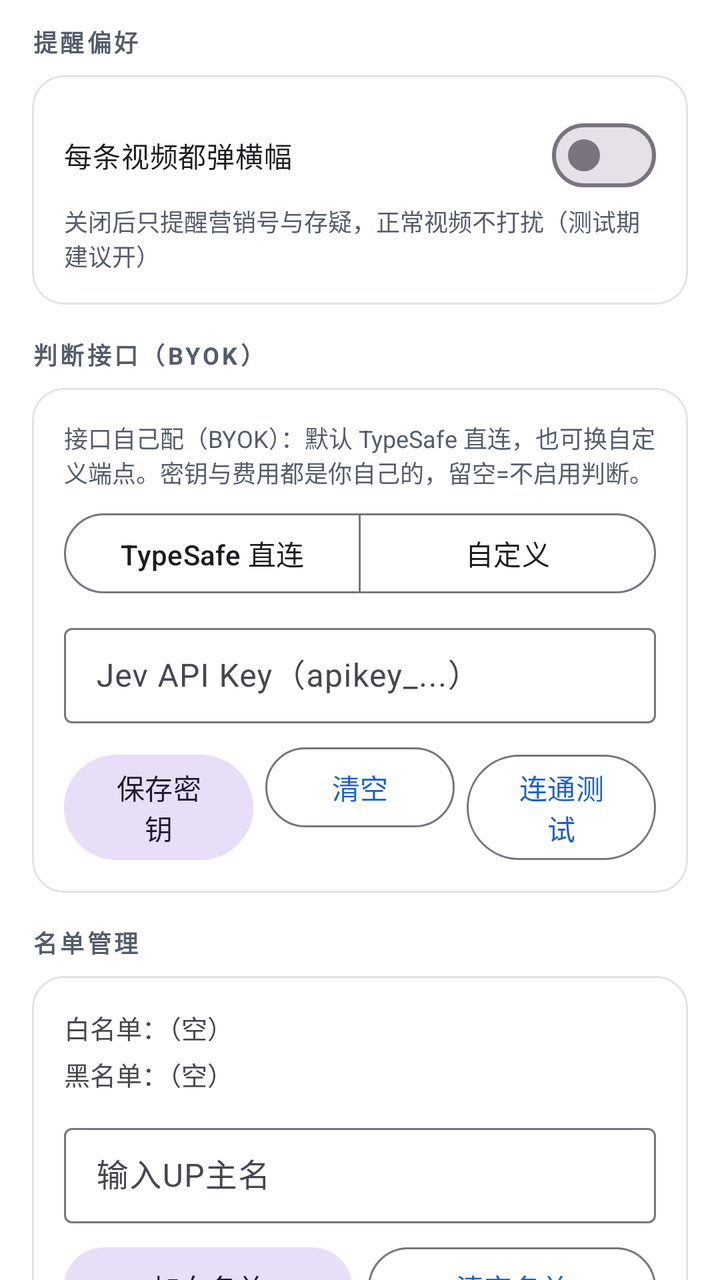
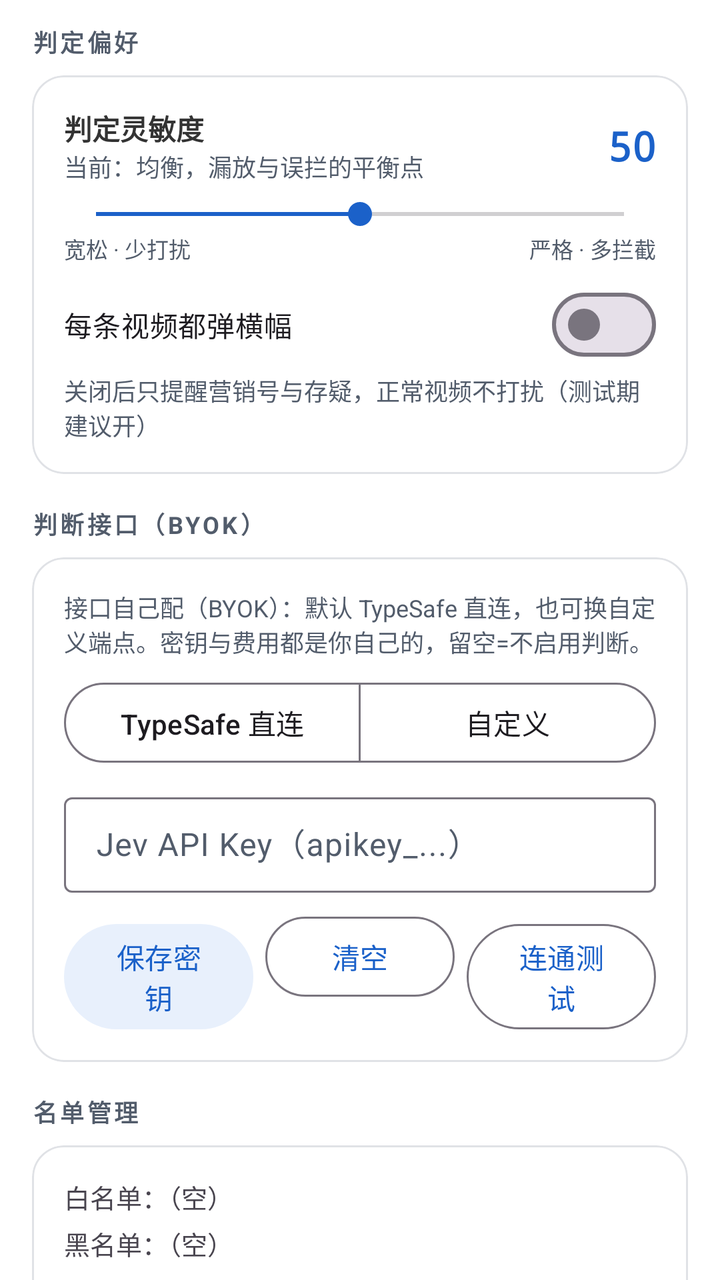

Compare the two renders of this Android layout. The source of the first and the diff that turns it into the second are given below.
<!-- AndroidManifest.xml: application theme Theme.BiliGate -->
<!-- res/layout/page_settings.xml -->
<?xml version="1.0" encoding="utf-8"?>
<ScrollView xmlns:android="http://schemas.android.com/apk/res/android"
    android:layout_width="match_parent"
    android:layout_height="match_parent"
    android:fillViewport="true"
    android:scrollbars="none">

    <LinearLayout
        android:layout_width="match_parent"
        android:layout_height="wrap_content"
        android:orientation="vertical"
        android:paddingStart="16dp"
        android:paddingEnd="16dp"
        android:paddingTop="12dp"
        android:paddingBottom="24dp">

        
        <TextView
            style="@style/SectionTitle"
            android:layout_width="wrap_content"
            android:layout_height="wrap_content"
            android:text="提醒偏好" />

        <com.google.android.material.card.MaterialCardView
            style="@style/BiliGateCard"
            android:layout_width="match_parent"
            android:layout_height="wrap_content"
            android:layout_marginBottom="16dp">

            <LinearLayout
                android:layout_width="match_parent"
                android:layout_height="wrap_content"
                android:orientation="vertical">

                <com.google.android.material.materialswitch.MaterialSwitch
                    android:id="@+id/swTipGenuine"
                    android:layout_width="match_parent"
                    android:layout_height="wrap_content"
                    android:minHeight="48dp"
                    android:text="每条视频都弹横幅" />

                <TextView
                    android:layout_width="match_parent"
                    android:layout_height="wrap_content"
                    android:textSize="12sp"
                    android:textColor="@color/text_secondary"
                    android:text="关闭后只提醒营销号与存疑，正常视频不打扰（测试期建议开）" />
            </LinearLayout>
        </com.google.android.material.card.MaterialCardView>

        
        <TextView
            style="@style/SectionTitle"
            android:layout_width="wrap_content"
            android:layout_height="wrap_content"
            android:text="判断接口（BYOK）" />

        <com.google.android.material.card.MaterialCardView
            style="@style/BiliGateCard"
            android:layout_width="match_parent"
            android:layout_height="wrap_content"
            android:layout_marginBottom="16dp">

            <LinearLayout
                android:layout_width="match_parent"
                android:layout_height="wrap_content"
                android:orientation="vertical">

                <TextView
                    android:layout_width="match_parent"
                    android:layout_height="wrap_content"
                    android:textSize="12sp"
                    android:textColor="@color/text_secondary"
                    android:text="接口自己配（BYOK）：默认 TypeSafe 直连，也可换自定义端点。密钥与费用都是你自己的，留空=不启用判断。" />

                <com.google.android.material.button.MaterialButtonToggleGroup
                    android:id="@+id/providerGroup"
                    android:layout_width="match_parent"
                    android:layout_height="wrap_content"
                    android:layout_marginTop="8dp"
                    app:singleSelection="true"
                    app:selectionRequired="true"
                    xmlns:app="http://schemas.android.com/apk/res-auto">

                    <com.google.android.material.button.MaterialButton
                        android:id="@+id/btnProviderTypesafe"
                        style="@style/Widget.Material3.Button.OutlinedButton"
                        android:layout_width="0dp" android:layout_height="wrap_content"
                        android:layout_weight="1"
                        android:text="TypeSafe 直连" />

                    <com.google.android.material.button.MaterialButton
                        android:id="@+id/btnProviderCustom"
                        style="@style/Widget.Material3.Button.OutlinedButton"
                        android:layout_width="0dp" android:layout_height="wrap_content"
                        android:layout_weight="1"
                        android:text="自定义" />
                </com.google.android.material.button.MaterialButtonToggleGroup>

                <com.google.android.material.textfield.TextInputLayout
                    android:id="@+id/baseInput"
                    style="@style/Widget.Material3.TextInputLayout.OutlinedBox.Dense"
                    android:layout_width="match_parent"
                    android:layout_height="wrap_content"
                    android:layout_marginTop="8dp"
                    android:visibility="gone"
                    android:hint="API Base URL（https://host/v1/systemone）">

                    <com.google.android.material.textfield.TextInputEditText
                        android:id="@+id/etApiBase"
                        android:layout_width="match_parent"
                        android:layout_height="wrap_content"
                        android:inputType="textUri"
                        android:importantForAutofill="no" />
                </com.google.android.material.textfield.TextInputLayout>

                <com.google.android.material.textfield.TextInputLayout
                    style="@style/Widget.Material3.TextInputLayout.OutlinedBox.Dense"
                    android:layout_width="match_parent"
                    android:layout_height="wrap_content"
                    android:layout_marginTop="8dp"
                    android:hint="Jev API Key（apikey_...）">

                    <com.google.android.material.textfield.TextInputEditText
                        android:id="@+id/etJevKey"
                        android:layout_width="match_parent"
                        android:layout_height="wrap_content"
                        android:inputType="textPassword|textNoSuggestions"
                        android:importantForAutofill="no" />
                </com.google.android.material.textfield.TextInputLayout>

                <LinearLayout
                    android:layout_width="match_parent"
                    android:layout_height="wrap_content"
                    android:orientation="horizontal"
                    android:layout_marginTop="8dp">

                    <com.google.android.material.button.MaterialButton
                        android:id="@+id/btnSaveKey"
                        style="@style/Widget.Material3.Button.TonalButton"
                        android:layout_width="0dp"
                        android:layout_height="wrap_content"
                        android:layout_weight="1"
                        android:layout_marginEnd="4dp"
                        android:text="保存密钥" />

                    <com.google.android.material.button.MaterialButton
                        android:id="@+id/btnClearKey"
                        style="@style/Widget.Material3.Button.OutlinedButton"
                        android:layout_width="0dp"
                        android:layout_height="wrap_content"
                        android:layout_weight="1"
                        android:layout_marginStart="2dp"
                        android:layout_marginEnd="2dp"
                        android:text="清空" />

                    <com.google.android.material.button.MaterialButton
                        android:id="@+id/btnTestKey"
                        style="@style/Widget.Material3.Button.OutlinedButton"
                        android:layout_width="0dp"
                        android:layout_height="wrap_content"
                        android:layout_weight="1"
                        android:layout_marginStart="4dp"
                        android:text="连通测试" />
                </LinearLayout>
            </LinearLayout>
        </com.google.android.material.card.MaterialCardView>

        
        <TextView
            style="@style/SectionTitle"
            android:layout_width="wrap_content"
            android:layout_height="wrap_content"
            android:text="名单管理" />

        <com.google.android.material.card.MaterialCardView
            style="@style/BiliGateCard"
            android:layout_width="match_parent"
            android:layout_height="wrap_content"
            android:layout_marginBottom="16dp">

            <LinearLayout
                android:layout_width="match_parent"
                android:layout_height="wrap_content"
                android:orientation="vertical">

                <TextView
                    android:id="@+id/whiteList"
                    android:layout_width="match_parent"
                    android:layout_height="wrap_content"
                    android:textSize="13sp"
                    android:text="白名单：（空）" />

                <TextView
                    android:id="@+id/blackList"
                    android:layout_width="match_parent"
                    android:layout_height="wrap_content"
                    android:layout_marginTop="4dp"
                    android:textSize="13sp"
                    android:text="黑名单：（空）" />

                <com.google.android.material.textfield.TextInputLayout
                    style="@style/Widget.Material3.TextInputLayout.OutlinedBox.Dense"
                    android:layout_width="match_parent"
                    android:layout_height="wrap_content"
                    android:layout_marginTop="12dp"
                    android:hint="输入UP主名">

                    <com.google.android.material.textfield.TextInputEditText
                        android:id="@+id/etUploader"
                        android:layout_width="match_parent"
                        android:layout_height="wrap_content" />
                </com.google.android.material.textfield.TextInputLayout>

                <LinearLayout
                    android:layout_width="match_parent"
                    android:layout_height="wrap_content"
                    android:orientation="horizontal"
                    android:layout_marginTop="8dp">

                    <com.google.android.material.button.MaterialButton
                        android:id="@+id/btnAddWhite"
                        style="@style/Widget.Material3.Button.TonalButton"
                        android:layout_width="0dp"
                        android:layout_height="wrap_content"
                        android:layout_weight="1"
                        android:layout_marginEnd="4dp"
                        android:text="加白名单" />

                    <com.google.android.material.button.MaterialButton
                        android:id="@+id/btnClearList"
                        style="@style/Widget.Material3.Button.OutlinedButton"
                        android:layout_width="0dp"
                        android:layout_height="wrap_content"
                        android:layout_weight="1"
                        android:layout_marginStart="4dp"
                        android:text="清空名单" />
                </LinearLayout>
            </LinearLayout>
        </com.google.android.material.card.MaterialCardView>

        
        <TextView
            style="@style/SectionTitle"
            android:layout_width="wrap_content"
            android:layout_height="wrap_content"
            android:text="关于" />

        <com.google.android.material.card.MaterialCardView
            style="@style/BiliGateCard"
            android:layout_width="match_parent"
            android:layout_height="wrap_content">

            <LinearLayout
                android:layout_width="match_parent"
                android:layout_height="wrap_content"
                android:orientation="vertical">

                <TextView
                    android:id="@+id/aboutVersion"
                    android:layout_width="match_parent"
                    android:layout_height="wrap_content"
                    android:textSize="13sp"
                    android:textColor="@color/text_secondary"
                    android:text="JEV4Bili v?" />

                <com.google.android.material.button.MaterialButton
                    android:id="@+id/btnRepo"
                    style="@style/Widget.Material3.Button.TonalButton"
                    android:layout_width="match_parent"
                    android:layout_height="wrap_content"
                    android:layout_marginTop="10dp"
                    android:text="开源仓库（GitHub）" />

                <com.google.android.material.button.MaterialButton
                    android:id="@+id/btnFeedback"
                    style="@style/Widget.Material3.Button.OutlinedButton"
                    android:layout_width="match_parent"
                    android:layout_height="wrap_content"
                    android:layout_marginTop="6dp"
                    android:text="反馈问题（GitHub Issues）" />

                <com.google.android.material.button.MaterialButton
                    android:id="@+id/btnCopyDiag"
                    style="@style/Widget.Material3.Button.OutlinedButton"
                    android:layout_width="match_parent"
                    android:layout_height="wrap_content"
                    android:layout_marginTop="6dp"
                    android:text="复制诊断信息（反馈问题时附上）" />

                <com.google.android.material.button.MaterialButton
                    android:id="@+id/btnPrivacy"
                    style="@style/Widget.Material3.Button.OutlinedButton"
                    android:layout_width="match_parent"
                    android:layout_height="wrap_content"
                    android:layout_marginTop="6dp"
                    android:text="隐私策略" />
            </LinearLayout>
        </com.google.android.material.card.MaterialCardView>

    </LinearLayout>
</ScrollView>
<!-- resources referenced by this layout -->
<resources>
  <color name="text_secondary">#525C6B</color>
  <style name="BiliGateCard" parent="Widget.Material3.CardView.Outlined">
          <item name="cardBackgroundColor">@color/card_surface</item>
          <item name="cardCornerRadius">16dp</item>
          <item name="cardElevation">0dp</item>
          <item name="strokeWidth">1dp</item>
          <item name="strokeColor">@color/divider</item>
          <item name="contentPadding">16dp</item>
      </style>
  <style name="SectionTitle">
          <item name="android:textSize">12sp</item>
          <item name="android:textColor">@color/text_secondary</item>
          <item name="android:textStyle">bold</item>
          <item name="android:letterSpacing">0.12</item>
          <item name="android:layout_marginBottom">8dp</item>
      </style>
  <style name="Theme.BiliGate" parent="Theme.Material3.DayNight.NoActionBar">
          <item name="colorPrimary">@color/primary</item>
          <item name="colorOnPrimary">#FFFFFF</item>
          <item name="colorSecondary">@color/primary</item>
          <item name="colorPrimaryContainer">@color/blue_container</item>
          <item name="android:statusBarColor">#FFFFFF</item>
          <item name="android:windowLightStatusBar">true</item>
          <item name="android:windowBackground">@color/bg_page</item>
          <item name="colorError">@color/danger_red</item>
      </style>
  <color name="card_surface">#FFFFFF</color>
  <color name="divider">#E0E2E6</color>
  <color name="primary">#1B61C9</color>
  <color name="blue_container">#E8F0FC</color>
  <color name="bg_page">#FFFFFF</color>
  <color name="danger_red">#DC2626</color>
</resources>

<!-- the commit's change to res/layout/page_settings.xml (unified diff, before → after) -->
@@ -19,7 +19,7 @@
             style="@style/SectionTitle"
             android:layout_width="wrap_content"
             android:layout_height="wrap_content"
-            android:text="提醒偏好" />
+            android:text="判定偏好" />
 
         <com.google.android.material.card.MaterialCardView
             style="@style/BiliGateCard"
@@ -31,6 +31,72 @@
                 android:layout_width="match_parent"
                 android:layout_height="wrap_content"
                 android:orientation="vertical">
+
+                <LinearLayout
+                    android:layout_width="match_parent"
+                    android:layout_height="wrap_content"
+                    android:orientation="horizontal"
+                    android:gravity="center_vertical">
+
+                    <LinearLayout
+                        android:layout_width="0dp" android:layout_height="wrap_content"
+                        android:layout_weight="1" android:orientation="vertical">
+
+                        <TextView
+                            android:layout_width="wrap_content"
+                            android:layout_height="wrap_content"
+                            android:textSize="14sp"
+                            android:textStyle="bold"
+                            android:textColor="@color/fg2"
+                            android:text="判定灵敏度" />
+
+                        <TextView
+                            android:id="@+id/senseDesc"
+                            android:layout_width="wrap_content"
+                            android:layout_height="wrap_content"
+                            android:textSize="12sp"
+                            android:textColor="@color/text_secondary"
+                            android:text="当前：均衡，漏放与误拦的平衡点" />
+                    </LinearLayout>
+
+                    <TextView
+                        android:id="@+id/senseVal"
+                        android:layout_width="wrap_content"
+                        android:layout_height="wrap_content"
+                        android:textSize="20sp"
+                        android:textStyle="bold"
+                        android:fontFamily="monospace"
+                        android:textColor="@color/primary"
+                        android:text="50" />
+                </LinearLayout>
+
+                <SeekBar
+                    android:id="@+id/senseRange"
+                    android:layout_width="match_parent"
+                    android:layout_height="wrap_content"
+                    android:layout_marginTop="6dp"
+                    android:max="100"
+                    android:progress="50" />
+
+                <LinearLayout
+                    android:layout_width="match_parent"
+                    android:layout_height="wrap_content"
+                    android:orientation="horizontal"
+                    android:layout_marginBottom="6dp">
+
+                    <TextView
+                        android:layout_width="0dp" android:layout_height="wrap_content"
+                        android:layout_weight="1"
+                        android:textSize="11sp"
+                        android:textColor="@color/text_secondary"
+                        android:text="宽松 · 少打扰" />
+
+                    <TextView
+                        android:layout_width="wrap_content" android:layout_height="wrap_content"
+                        android:textSize="11sp"
+                        android:textColor="@color/text_secondary"
+                        android:text="严格 · 多拦截" />
+                </LinearLayout>
 
                 <com.google.android.material.materialswitch.MaterialSwitch
                     android:id="@+id/swTipGenuine"
<!-- resource entries referenced after the edit -->
@@ -1,5 +1,7 @@
 <!-- resources referenced by this layout -->
 <resources>
+  <color name="fg2">#333333</color>
+  <color name="primary">#1B61C9</color>
   <color name="text_secondary">#525C6B</color>
   <style name="BiliGateCard" parent="Widget.Material3.CardView.Outlined">
           <item name="cardBackgroundColor">@color/card_surface</item>
@@ -21,6 +23,11 @@
           <item name="colorOnPrimary">#FFFFFF</item>
           <item name="colorSecondary">@color/primary</item>
           <item name="colorPrimaryContainer">@color/blue_container</item>
+          <item name="colorOnPrimaryContainer">@color/primary</item>
+          <item name="colorSecondaryContainer">@color/blue_container</item>
+          <item name="colorOnSecondaryContainer">@color/primary</item>
+          <item name="colorSurfaceVariant">@color/pill_bg_off</item>
+          <item name="colorOnSurfaceVariant">@color/text_secondary</item>
           <item name="android:statusBarColor">#FFFFFF</item>
           <item name="android:windowLightStatusBar">true</item>
           <item name="android:windowBackground">@color/bg_page</item>
@@ -28,8 +35,8 @@
       </style>
   <color name="card_surface">#FFFFFF</color>
   <color name="divider">#E0E2E6</color>
-  <color name="primary">#1B61C9</color>
   <color name="blue_container">#E8F0FC</color>
+  <color name="pill_bg_off">#F0F1F4</color>
   <color name="bg_page">#FFFFFF</color>
   <color name="danger_red">#DC2626</color>
 </resources>
